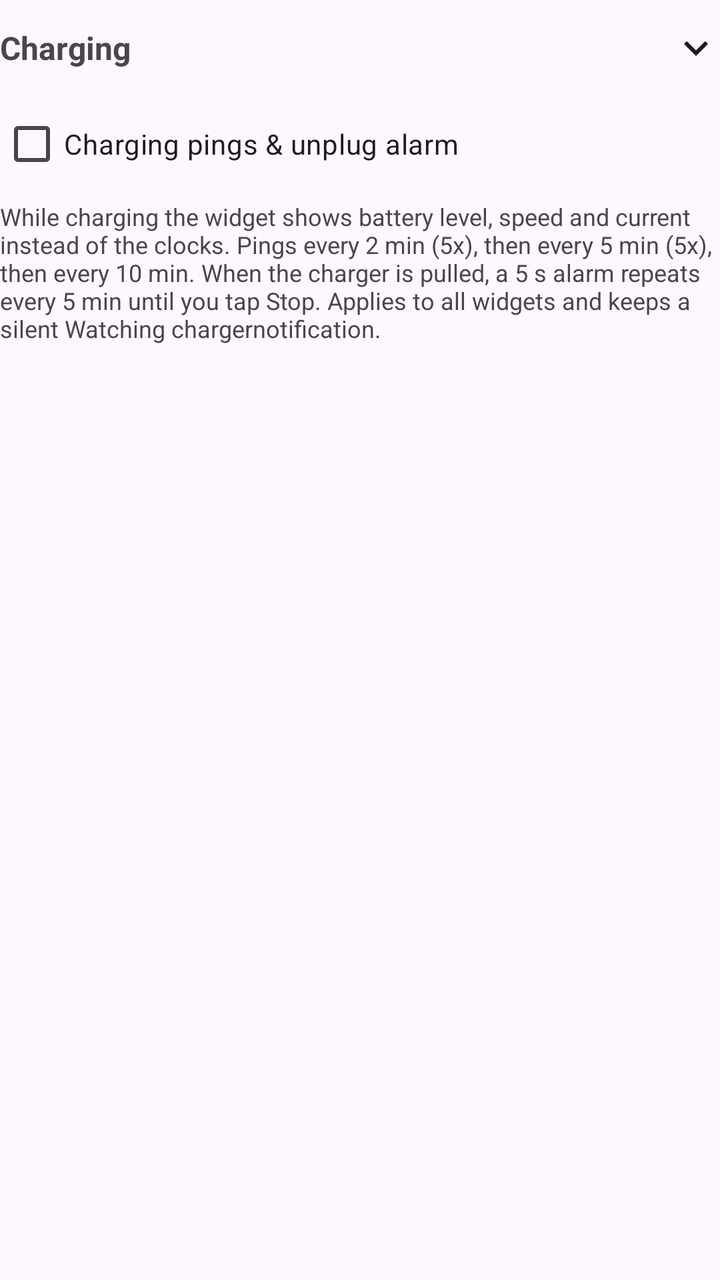
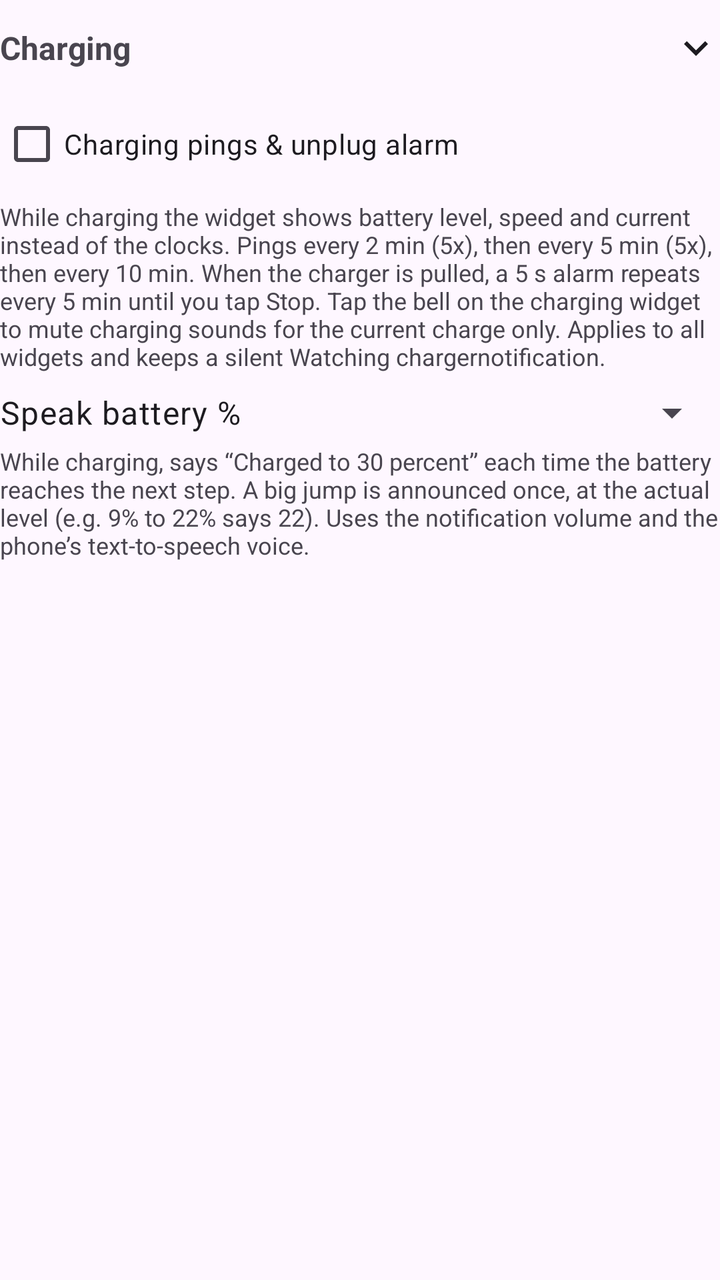

Before-and-after screenshots of an Android layout around one commit, followed by the original layout XML and the change that was made.
<!-- AndroidManifest.xml: application theme Theme.WidTime -->
<!-- res/layout/section_charging.xml -->
<?xml version="1.0" encoding="utf-8"?>
<LinearLayout xmlns:android="http://schemas.android.com/apk/res/android"
    android:layout_width="match_parent"
    android:layout_height="wrap_content"
    android:orientation="vertical">

    <LinearLayout
        android:id="@+id/charging_header"
        style="@style/SectionHeaderStyle">

        <TextView
            style="@style/SectionTitleStyle"
            android:text="@string/section_charging" />

        <ImageView
            android:id="@+id/charging_chevron"
            style="@style/SectionChevronStyle"
            android:contentDescription="@null" />
    </LinearLayout>

    <LinearLayout
        android:id="@+id/charging_body"
        android:layout_width="match_parent"
        android:layout_height="wrap_content"
        android:orientation="vertical">

        <CheckBox
            android:id="@+id/charge_alerts"
            android:layout_width="match_parent"
            android:layout_height="wrap_content"
            android:text="@string/charge_alerts_label" />

        <TextView
            style="@style/HelpTextStyle"
            android:text="@string/charge_alerts_help" />

        
        <LinearLayout
            android:id="@+id/exact_alarm_row"
            android:layout_width="match_parent"
            android:layout_height="wrap_content"
            android:layout_marginTop="8dp"
            android:gravity="center_vertical"
            android:orientation="horizontal"
            android:visibility="gone">

            <TextView
                android:layout_width="0dp"
                android:layout_height="wrap_content"
                android:layout_weight="1"
                android:text="@string/exact_alarm_off"
                android:textSize="12sp" />

            <Button
                android:id="@+id/exact_alarm_button"
                style="@style/Widget.Material3.Button.TonalButton"
                android:layout_width="wrap_content"
                android:layout_height="wrap_content"
                android:layout_marginStart="8dp"
                android:text="@string/exact_alarm_allow" />
        </LinearLayout>
    </LinearLayout>
</LinearLayout>
<!-- resources referenced by this layout -->
<resources>
  <string name="charge_alerts_help">While charging the widget shows battery level, speed and current instead of the clocks. Pings every 2 min (5x), then every 5 min (5x), then every 10 min. When the charger is pulled, a 5 s alarm repeats every 5 min until you tap Stop. Applies to all widgets and keeps a silent "Watching charger" notification.</string>
  <string name="charge_alerts_label">Charging pings &amp; unplug alarm</string>
  <string name="exact_alarm_allow">Allow exact alarms</string>
  <string name="exact_alarm_off">Exact alarms are off, so pings and the unplug alarm can be several minutes late.</string>
  <string name="section_charging">Charging</string>
  <style name="HelpTextStyle">
          <item name="android:layout_width">match_parent</item>
          <item name="android:layout_height">wrap_content</item>
          <item name="android:layout_marginTop">4dp</item>
          <item name="android:textSize">12sp</item>
          <item name="android:textColor">?android:attr/textColorSecondary</item>
      </style>
  <style name="SectionChevronStyle">
          <item name="android:layout_width">24dp</item>
          <item name="android:layout_height">24dp</item>
          <item name="android:src">@drawable/ic_expand_more</item>
          <item name="android:importantForAccessibility">no</item>
      </style>
  <style name="SectionHeaderStyle">
          <item name="android:layout_width">match_parent</item>
          <item name="android:layout_height">wrap_content</item>
          <item name="android:minHeight">48dp</item>
          <item name="android:orientation">horizontal</item>
          <item name="android:gravity">center_vertical</item>
          <item name="android:background">?attr/selectableItemBackground</item>
          <item name="android:clickable">true</item>
          <item name="android:focusable">true</item>
      </style>
  <style name="SectionTitleStyle">
          <item name="android:layout_width">0dp</item>
          <item name="android:layout_height">wrap_content</item>
          <item name="android:layout_weight">1</item>
          <item name="android:textSize">16sp</item>
          <item name="android:textStyle">bold</item>
      </style>
  <style name="Theme.WidTime" parent="Theme.Material3.DayNight.NoActionBar" />
  <!-- drawable ic_expand_more (drawable) -->
  <?xml version="1.0" encoding="utf-8"?>
  <vector xmlns:android="http://schemas.android.com/apk/res/android"
      android:width="24dp"
      android:height="24dp"
      android:tint="?attr/colorOnSurface"
      android:viewportWidth="24"
      android:viewportHeight="24">
      <path
          android:fillColor="@android:color/white"
          android:pathData="M16.59,8.59L12,13.17 7.41,8.59 6,10l6,6 6,-6z" />
  </vector>
</resources>

<!-- the commit's change to res/layout/section_charging.xml (unified diff, before → after) -->
@@ -34,6 +34,32 @@
             style="@style/HelpTextStyle"
             android:text="@string/charge_alerts_help" />
 
+        <LinearLayout
+            android:layout_width="match_parent"
+            android:layout_height="wrap_content"
+            android:layout_marginTop="8dp"
+            android:gravity="center_vertical"
+            android:orientation="horizontal">
+
+            <TextView
+                android:id="@+id/speak_label"
+                android:layout_width="0dp"
+                android:layout_height="wrap_content"
+                android:layout_weight="1"
+                android:labelFor="@id/speak_step"
+                android:text="@string/speak_label"
+                android:textAppearance="?attr/textAppearanceBodyLarge" />
+
+            <Spinner
+                android:id="@+id/speak_step"
+                android:layout_width="wrap_content"
+                android:layout_height="wrap_content" />
+        </LinearLayout>
+
+        <TextView
+            style="@style/HelpTextStyle"
+            android:text="@string/speak_help" />
+
         
         <LinearLayout
             android:id="@+id/exact_alarm_row"
<!-- resource entries referenced after the edit -->
@@ -1,10 +1,12 @@
 <!-- resources referenced by this layout -->
 <resources>
-  <string name="charge_alerts_help">While charging the widget shows battery level, speed and current instead of the clocks. Pings every 2 min (5x), then every 5 min (5x), then every 10 min. When the charger is pulled, a 5 s alarm repeats every 5 min until you tap Stop. Applies to all widgets and keeps a silent "Watching charger" notification.</string>
+  <string name="charge_alerts_help">While charging the widget shows battery level, speed and current instead of the clocks. Pings every 2 min (5x), then every 5 min (5x), then every 10 min. When the charger is pulled, a 5 s alarm repeats every 5 min until you tap Stop. Tap the bell on the charging widget to mute charging sounds for the current charge only. Applies to all widgets and keeps a silent "Watching charger" notification.</string>
   <string name="charge_alerts_label">Charging pings &amp; unplug alarm</string>
   <string name="exact_alarm_allow">Allow exact alarms</string>
   <string name="exact_alarm_off">Exact alarms are off, so pings and the unplug alarm can be several minutes late.</string>
   <string name="section_charging">Charging</string>
+  <string name="speak_help">While charging, says “Charged to 30 percent” each time the battery reaches the next step. A big jump is announced once, at the actual level (e.g. 9% to 22% says 22). Uses the notification volume and the phone’s text-to-speech voice.</string>
+  <string name="speak_label">Speak battery %</string>
   <style name="HelpTextStyle">
           <item name="android:layout_width">match_parent</item>
           <item name="android:layout_height">wrap_content</item>
